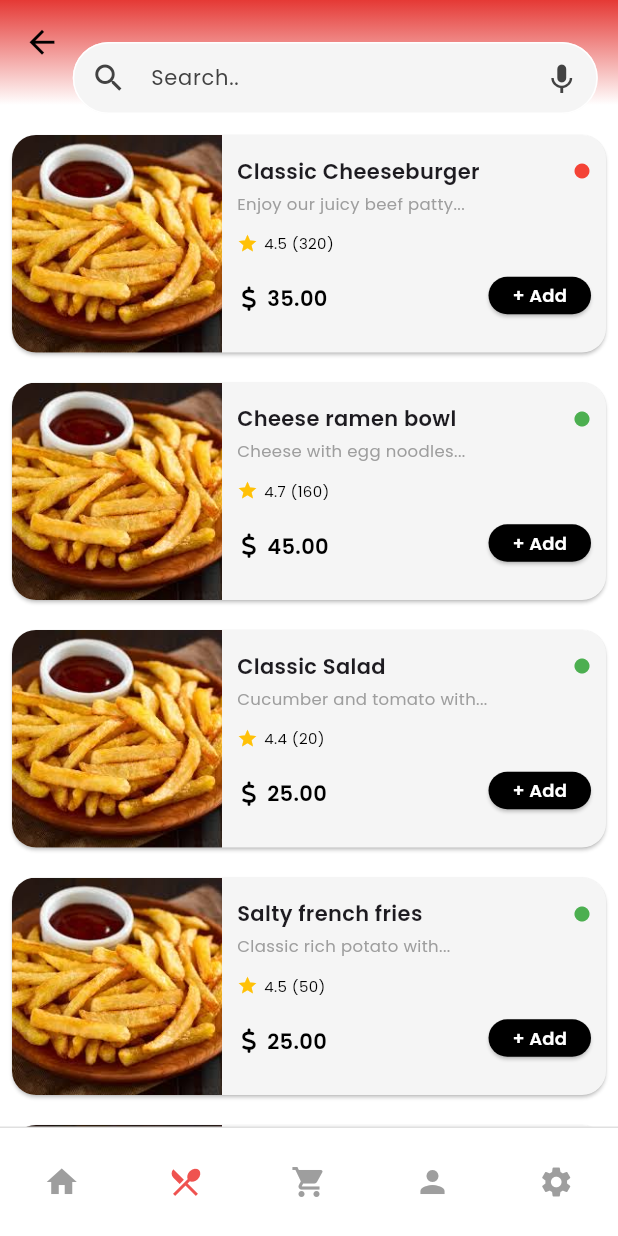
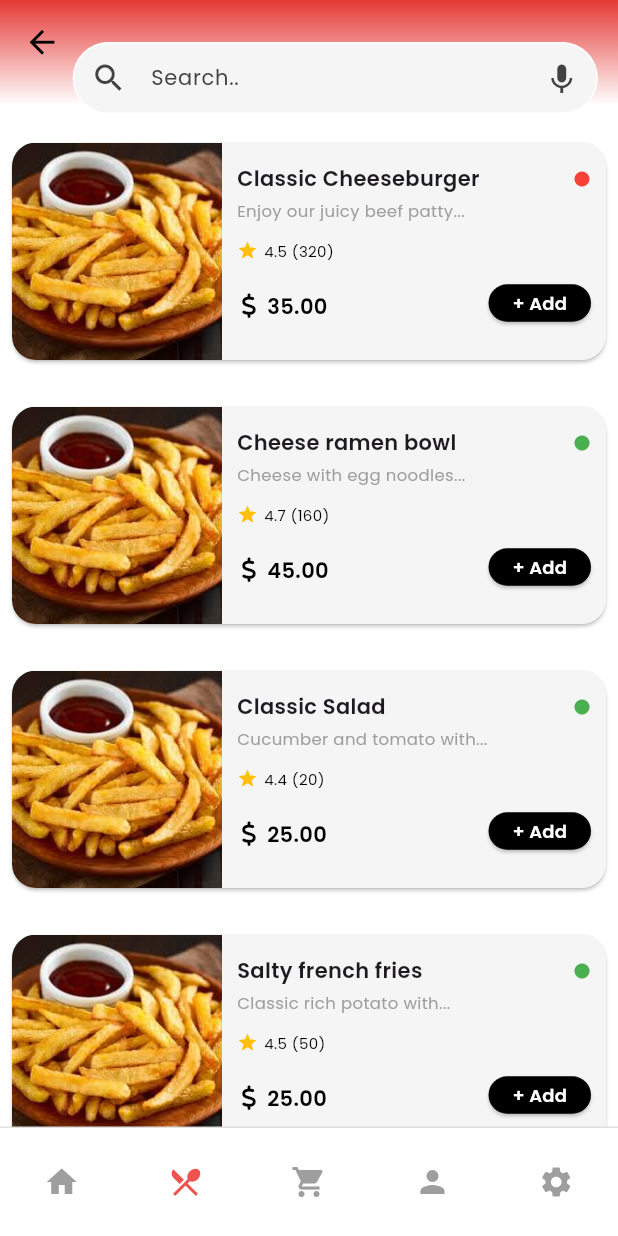
Before and after one commit to VandanKambodi/Snackzilla, a Flutter app: the menuPage screen opened directly, on a phone screen of 412 x 824 dp. Run offline on Flutter 3.47's test engine with Material 3 defaults, Android fonts, the phone set to English and light mode, and no system bars; our stand-ins replace font_awesome_flutter.

Commit message:
Edit small parts
Some small change

```diff
--- a/lib/Cart/checkoutPage.dart
+++ b/lib/Cart/checkoutPage.dart
@@ -242,7 +242,7 @@
                   child: Padding(
                     padding: const EdgeInsets.all(8.0),
                     child: ListTile(
-                      leading: Icon(FontAwesomeIcons.locationPin),
+                      leading: Icon(FontAwesomeIcons.locationDot),
                       title: Text(
                         "10 ABC Society",
                         style: TextStyle(
--- a/lib/menu/menuPage.dart
+++ b/lib/menu/menuPage.dart
@@ -158,7 +158,7 @@
             final item = items[index];
             return Card(
               color: Colors.grey.shade100,
-              margin: EdgeInsets.only(bottom: 0, left: 8, right: 8, top: 20),
+              margin: EdgeInsets.only(bottom: 6, left: 8, right: 8, top: 25),
               shape: RoundedRectangleBorder(
                 borderRadius: BorderRadius.circular(16),
               ),
```
Also changed, not shown: lib/Home/homePage.dart (+11 -2 lines).
